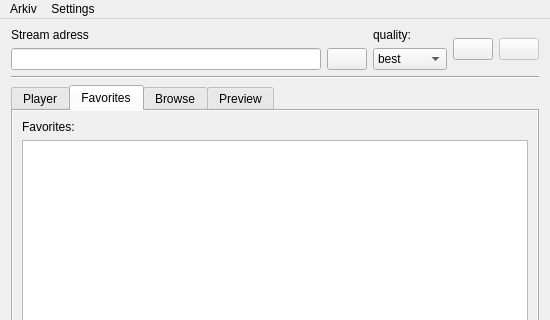
Qt form mainwindow.ui (Oyuret/liveGUI) before a commit; both pictures show x 0 to 550 and y 0 to 320 of the 550 by 500 pixel window.
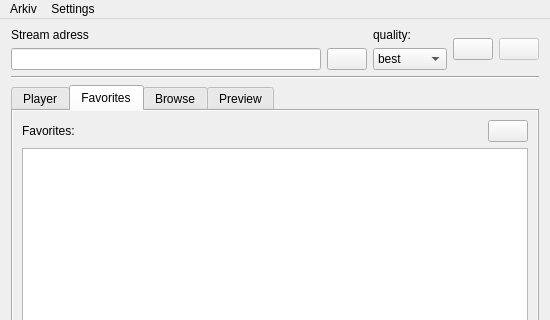
The same form after that commit. The open tabs and pages were chosen to show the change. Icons and pictures are not drawn. Custom widgets are drawn as their Qt base class.

Commit message: Favorites can now be populated

```diff
--- a/mainwindow.ui
+++ b/mainwindow.ui
@@ -247,14 +247,51 @@
          <number>9</number>
         </property>
         <item>
-         <widget class="QLabel" name="favoritesLabel">
-          <property name="text">
-           <string>Favorites:</string>
+         <layout class="QHBoxLayout" name="horizontalLayout_2">
+          <property name="topMargin">
+           <number>0</number>
           </property>
-         </widget>
+          <item>
+           <widget class="QLabel" name="favoritesLabel">
+            <property name="text">
+             <string>Favorites:</string>
+            </property>
+           </widget>
+          </item>
+          <item>
+           <spacer name="horizontalSpacer_2">
+            <property name="orientation">
+             <enum>Qt::Horizontal</enum>
+            </property>
+            <property name="sizeHint" stdset="0">
+             <size>
+              <width>40</width>
+              <height>20</height>
+             </size>
+            </property>
+           </spacer>
+          </item>
+          <item>
+           <widget class="QPushButton" name="refreshFavoritesButton">
+            <property name="text">
+             <string/>
+            </property>
+            <property name="icon">
+             <iconset resource="icons.qrc">
+              <normaloff>:/icons/icons/refresh.png</normaloff>:/icons/icons/refresh.png</iconset>
+            </property>
+            <property name="iconSize">
+             <size>
+              <width>24</width>
+              <height>24</height>
+             </size>
+            </property>
+           </widget>
+          </item>
+         </layout>
         </item>
         <item>
-         <widget class="QListView" name="favoritesList"/>
+         <widget class="QListWidget" name="favoritesList"/>
         </item>
        </layout>
       </widget>
```
Left out of the diff: 18 changed lines with no effect on the pictures. The commit also changes 14 other files.
